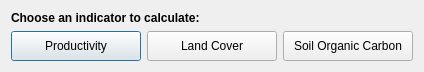
ConservationInternational/trends.earth, file LDMP/gui/DlgCalculate.ui: the form before one commit.
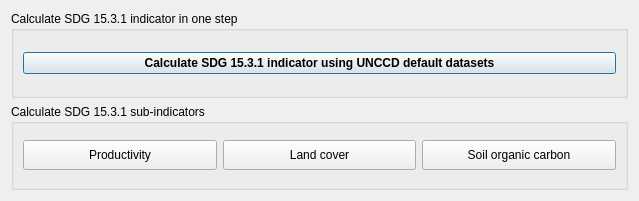
The form after the commit.

```diff
--- a/LDMP/gui/DlgCalculate.ui
+++ b/LDMP/gui/DlgCalculate.ui
@@ -9,8 +9,8 @@
    <rect>
     <x>0</x>
     <y>0</y>
-    <width>424</width>
-    <height>67</height>
+    <width>639</width>
+    <height>201</height>
    </rect>
   </property>
   <property name="sizePolicy">
@@ -23,8 +23,14 @@
    <string>Calculate Indicators</string>
   </property>
   <layout class="QGridLayout" name="gridLayout">
-   <item row="0" column="0" colspan="3">
-    <widget class="QLabel" name="label">
+   <item row="0" column="0">
+    <widget class="QGroupBox" name="groupBox">
+     <property name="title">
+      <string>Calculate SDG 15.3.1 indicator in one step</string>
+     </property>
+     <layout class="QHBoxLayout" name="horizontalLayout_2">
+      <item>
+       <widget class="QPushButton" name="pushButton_SDG_one_step">
      <property name="font">
       <font>
        <weight>75</weight>
@@ -32,11 +38,20 @@
       </font>
      </property>
      <property name="text">
-      <string>Choose an indicator to calculate:</string>
-     </property>
+         <string>Calculate SDG 15.3.1 indicator using UNCCD default datasets</string>
+        </property>
+       </widget>
+      </item>
+     </layout>
     </widget>
    </item>
    <item row="1" column="0">
+    <widget class="QGroupBox" name="groupBox_2">
+     <property name="title">
+      <string>Calculate SDG 15.3.1 sub-indicators</string>
+     </property>
+     <layout class="QHBoxLayout" name="horizontalLayout">
+      <item>
     <widget class="QPushButton" name="btn_prod">
      <property name="minimumSize">
       <size>
@@ -49,7 +64,7 @@
      </property>
     </widget>
    </item>
-   <item row="1" column="1">
+      <item>
     <widget class="QPushButton" name="btn_lc">
      <property name="minimumSize">
       <size>
@@ -58,11 +73,11 @@
       </size>
      </property>
      <property name="text">
-      <string>Land Cover</string>
+         <string>Land cover</string>
      </property>
     </widget>
    </item>
-   <item row="1" column="2">
+      <item>
     <widget class="QPushButton" name="btn_soc">
      <property name="minimumSize">
       <size>
@@ -71,8 +86,11 @@
       </size>
      </property>
      <property name="text">
-      <string>Soil Organic Carbon</string>
-     </property>
+         <string>Soil organic carbon</string>
+        </property>
+       </widget>
+      </item>
+     </layout>
     </widget>
    </item>
   </layout>
```
Lines whose indentation alone changed are shown as unchanged.
